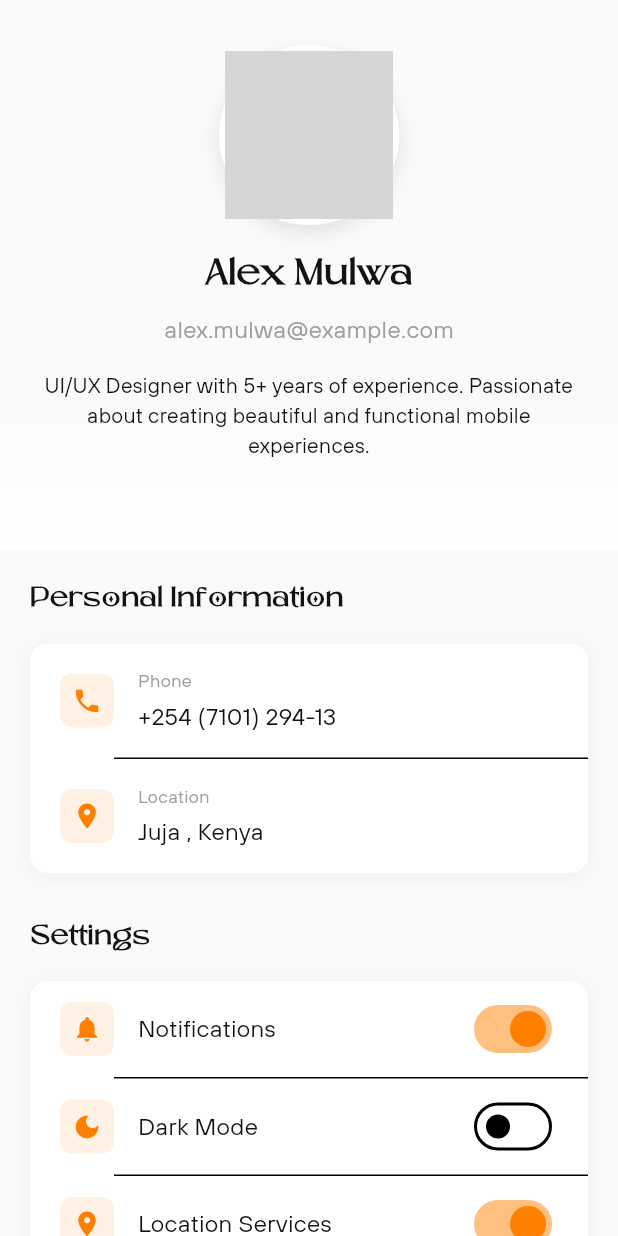
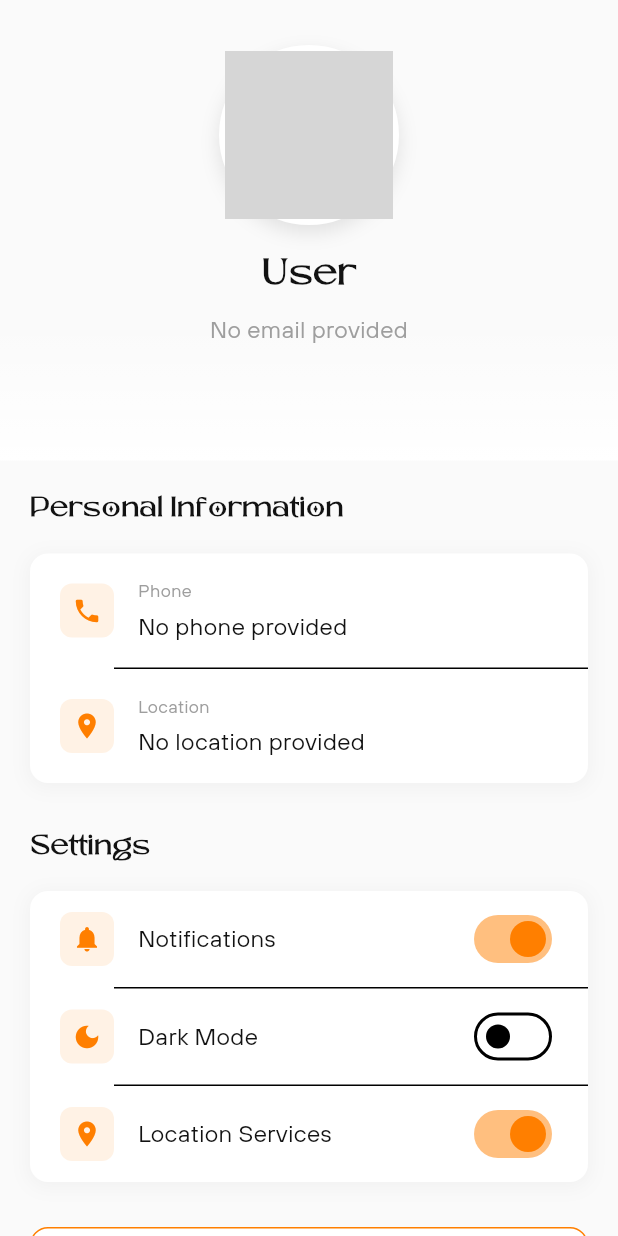
Before and after one commit to alexanselm17/visible, a Flutter app: the ProfilePage screen opened directly, on a phone screen of 412 x 824 dp. Run offline on Flutter 3.47's test engine with Material 3 defaults, Android fonts, the phone set to English and light mode, and no system bars; drawn by our look-alikes of flutter_animate; our stand-ins replace dio, firebase_core, firebase_messaging, fl_chart, flutter_local_notifications, gallery_saver and 9 more; accounts and stored records are empty; network calls fail; grey boxes are pictures that could not be loaded.

Commit message:
user session storage

```diff
--- a/lib/controller/authentication_controller.dart
+++ b/lib/controller/authentication_controller.dart
@@ -31,6 +31,8 @@ class AuthenticationController extends GetxController {
   final usernameController = TextEditingController();
   final loginPasswordController = TextEditingController();
 
+  Rx<Data> currentUser = Data().obs;
+
   final isLoading = false.obs;
 
   final isLoggingIn = false.obs;
@@ -38,8 +40,23 @@ class AuthenticationController extends GetxController {
 
   @override
   void onInit() {
-    // getUserDetails();
     super.onInit();
+    loadUserData();
+  }
+
+  Future<void> loadUserData() async {
+    try {
+      final signInModel = await UserPreferences().getSignInModel();
+      if (signInModel != null && signInModel.data != null) {
+        currentUser.value = signInModel.data!;
+        currentUser.refresh();
+        Logger().i("User data loaded from preferences");
+      } else {
+        Logger().w("No stored user data found");
+      }
+    } catch (e) {
+      Logger().e("Error loading user data: $e");
+    }
   }
 
   Future<void> handleSignUp({
@@ -95,6 +112,7 @@ class AuthenticationController extends GetxController {
   }) async {
     try {
       isLoggingIn.value = true;
+      isLoading.refresh();
 
       final userSignInResponse = await authRepository.userSign(
         username: userName,
@@ -102,10 +120,13 @@ class AuthenticationController extends GetxController {
       );
 
       isLoggingIn.value = false;
+      isLoading.refresh();
+
       Logger().i(userSignInResponse!.data);
 
       if (userSignInResponse.statusCode == 200) {
         final data = SignInModel.fromJson(userSignInResponse.data);
+        await UserPreferences().storeSignInModel(data);
         await UserPreferences().storeToken(data.token!);
         await UserPreferences().storeUserId(data.data!.id!);
         await UserPreferences().storeRoleId(data.data!.role!.id!);
--- a/lib/model/auth/sign_in_model.dart
+++ b/lib/model/auth/sign_in_model.dart
@@ -52,6 +52,20 @@ class Data {
   String? fullname;
   String? username;
   String? phone;
+  String? email;
+  int? isActive;
+  String? roleId;
+  dynamic isVerified;
+  int? nationalId;
+  int? isLoggedIn;
+  dynamic cardNumber;
+  String? occupation;
+  String? location;
+  String? gender;
+  dynamic emailVerifiedAt;
+  DateTime? createdAt;
+  DateTime? updatedAt;
+  dynamic deletedAt;
   Role? role;
 
   Data({
@@ -59,6 +73,20 @@ class Data {
     this.fullname,
     this.username,
     this.phone,
+    this.email,
+    this.isActive,
+    this.roleId,
+    this.isVerified,
+    this.nationalId,
+    this.isLoggedIn,
+    this.cardNumber,
+    this.occupation,
+    this.location,
+    this.gender,
+    this.emailVerifiedAt,
+    this.createdAt,
+    this.updatedAt,
+    this.deletedAt,
     this.role,
   });
 
@@ -67,6 +95,24 @@ class Data {
         fullname: json["fullname"],
         username: json["username"],
         phone: json["phone"],
+        email: json["email"],
+        isActive: json["is_active"],
+        roleId: json["role_id"],
+        isVerified: json["is_verified"],
+        nationalId: json["national_id"],
+        isLoggedIn: json["is_logged_in"],
+        cardNumber: json["card_number"],
+        occupation: json["occupation"],
+        location: json["location"],
+        gender: json["gender"],
+        emailVerifiedAt: json["email_verified_at"],
+        createdAt: json["created_at"] == null
+            ? null
+            : DateTime.parse(json["created_at"]),
+        updatedAt: json["updated_at"] == null
+            ? null
+            : DateTime.parse(json["updated_at"]),
+        deletedAt: json["deleted_at"],
         role: json["role"] == null ? null : Role.fromJson(json["role"]),
       );
 
@@ -75,6 +121,20 @@ class Data {
         "fullname": fullname,
         "username": username,
         "phone": phone,
+        "email": email,
+        "is_active": isActive,
+        "role_id": roleId,
+        "is_verified": isVerified,
+        "national_id": nationalId,
+        "is_logged_in": isLoggedIn,
+        "card_number": cardNumber,
+        "occupation": occupation,
+        "location": location,
+        "gender": gender,
+        "email_verified_at": emailVerifiedAt,
+        "created_at": createdAt?.toIso8601String(),
+        "updated_at": updatedAt?.toIso8601String(),
+        "deleted_at": deletedAt,
         "role": role?.toJson(),
       };
 }
--- a/lib/screens/admin/main_screen.dart
+++ b/lib/screens/admin/main_screen.dart
@@ -2,7 +2,6 @@ import 'package:flutter/material.dart';
 import 'package:visible/screens/admin/bottom_navigation.dart';
 import 'package:visible/screens/admin/campaign/campain_page.dart';
 import 'package:visible/screens/admin/dashboard.dart';
-import 'package:visible/screens/admin/products_upload_page.dart';
 import 'package:visible/screens/profile_page.dart';
 
 class MainScreen extends StatefulWidget {
@@ -15,11 +14,9 @@ class MainScreen extends StatefulWidget {
 class _MainScreenState extends State<MainScreen> {
   int _currentIndex = 0;
 
-  // Pages to show based on selected tab
   final List<Widget> _pages = [
     const AdminDashboardPage(),
     const AdminCampaignPage(),
-    const AdminProductsPage(),
     const ProfilePage(),
   ];
 
--- a/lib/screens/auth/sign_up_page.dart
+++ b/lib/screens/auth/sign_up_page.dart
@@ -249,10 +249,10 @@ class _SignUpPageState extends State<SignUpPage> {
                     // Multi-step form
                     SizedBox(
                       height: _currentPage == 0
-                          ? MediaQuery.of(context).size.height * 0.95
+                          ? 650
                           : _currentPage == 1
-                              ? MediaQuery.of(context).size.height * 0.65
-                              : MediaQuery.of(context).size.height * 0.85,
+                              ? 450
+                              : 600,
                       child: PageView(
                         controller: _pageController,
                         physics: const NeverScrollableScrollPhysics(),
--- a/lib/screens/profile_page.dart
+++ b/lib/screens/profile_page.dart
@@ -2,6 +2,7 @@ import 'package:flutter/material.dart';
 import 'package:flutter_animate/flutter_animate.dart';
 import 'package:get/get.dart';
 import 'package:visible/constants/colors.dart';
+import 'package:visible/controller/authentication_controller.dart';
 import 'package:visible/screens/auth/login_page.dart';
 
 class ProfilePage extends StatefulWidget {
@@ -14,55 +15,34 @@ class ProfilePage extends StatefulWidget {
 }
 
 class _ProfilePageState extends State<ProfilePage> {
-  // Mock user data
-  final String _userName = "Alex Mulwa";
-  final String _userEmail = "alex.mulwa@example.com";
-  final String _userPhone = "+254 (7101) 294-13";
-  final String _userLocation = "Juja , Kenya";
-  final String _userBio =
-      "UI/UX Designer with 5+ years of experience. Passionate about creating beautiful and functional mobile experiences.";
-
-  // Settings toggles
   bool _notificationsEnabled = true;
   bool _darkModeEnabled = false;
   bool _locationEnabled = true;
+  final AuthenticationController _authenticationController =
+      Get.put(AuthenticationController());
 
   @override
   Widget build(BuildContext context) {
     return SafeArea(
       child: Scaffold(
         backgroundColor: Colors.grey[50],
-        // appBar: AppBar(
-        //   backgroundColor: Colors.transparent,
-        //   elevation: 0,
-        //   title: const Text(
-        //     'Profile',
-        //     style: TextStyle(
-        //       fontFamily: 'Leotaro',
-        //       color: AppColors.primaryBlack,
-        //       fontSize: 20,
-        //       fontWeight: FontWeight.bold,
-        //     ),
-        //   ),
-        //   centerTitle: true,
-        //   leading: null,
-        // ),
-        body: SingleChildScrollView(
+        body: Obx(
+          () {
+            final user = _authenticationController.currentUser.value;
+            final displayName = (user.fullname?.isNotEmpty == true)
+                ? user.fullname
+                : user.username ?? 'User';
+            final email = user.email ?? 'No email provided';
+            final phone = user.phone ?? 'No phone provided';
+            final location = user.location ?? 'No location provided';
+            final occupation = user.occupation ?? 'Not specified';
+            final gender = user.gender ?? 'Not specified';
+
+            return SingleChildScrollView(
               child: Column(
                 children: [
-              // Profile header with gradient background
                   SizedBox(
                     width: double.infinity,
-                // decoration: const BoxDecoration(
-                //   gradient: LinearGradient(
-                //     colors: [
-                //       AppColors.darkBlue,
-                //       AppColors.accentOrange,
-                //     ],
-                //     begin: AlignmentDirectional(-1, -1),
-                //     end: AlignmentDirectional(1, 1),
-                //   ),
-                // ),
                     child: Container(
                       decoration: const BoxDecoration(
                         gradient: LinearGradient(
@@ -76,7 +56,6 @@ class _ProfilePageState extends State<ProfilePage> {
                         padding: const EdgeInsets.fromLTRB(20, 30, 20, 60),
                         child: Column(
                           children: [
-                        // Profile image
                             Container(
                               width: 120,
                               height: 120,
@@ -118,12 +97,9 @@ class _ProfilePageState extends State<ProfilePage> {
                                     end: const Offset(1, 1),
                                     duration: 400.ms,
                                     curve: Curves.easeOut),
-
                             const SizedBox(height: 16),
-
-                        // User name
                             Text(
-                          _userName,
+                              displayName!,
                               style: const TextStyle(
                                 fontFamily: 'Leotaro',
                                 color: AppColors.primaryBlack,
@@ -131,38 +107,33 @@ class _ProfilePageState extends State<ProfilePage> {
                                 fontWeight: FontWeight.bold,
                               ),
                             ).animate().fadeIn(duration: 400.ms, delay: 300.ms),
-
                             const SizedBox(height: 8),
-
-                        // User email
                             Text(
-                          _userEmail,
+                              email,
                               style: const TextStyle(
                                 fontFamily: 'TT Hoves Pro Trial',
                                 color: Colors.grey,
                                 fontSize: 16,
                               ),
                             ).animate().fadeIn(duration: 400.ms, delay: 350.ms),
-
                             const SizedBox(height: 16),
-
-                        // User bio
+                            if (user.occupation != null)
                               Text(
-                          _userBio,
-                          textAlign: TextAlign.center,
+                                occupation,
                                 style: const TextStyle(
                                   fontFamily: 'TT Hoves Pro Trial',
-                            color: AppColors.primaryBlack,
+                                  color: Colors.grey,
                                   fontSize: 14,
                                 ),
-                        ).animate().fadeIn(duration: 400.ms, delay: 400.ms),
+                                textAlign: TextAlign.center,
+                              )
+                                  .animate()
+                                  .fadeIn(duration: 400.ms, delay: 380.ms),
                           ],
                         ),
                       ),
                     ),
                   ),
-
-              // Personal Information Section
                   Padding(
                     padding: const EdgeInsets.all(20),
                     child: Column(
@@ -177,10 +148,7 @@ class _ProfilePageState extends State<ProfilePage> {
                             fontWeight: FontWeight.bold,
                           ),
                         ).animate().fadeIn(duration: 400.ms, delay: 450.ms),
-
                         const SizedBox(height: 16),
-
-                    // Info card
                         Container(
                           decoration: BoxDecoration(
                             color: AppColors.pureWhite,
@@ -199,23 +167,41 @@ class _ProfilePageState extends State<ProfilePage> {
                               _buildInfoItem(
                                 Icons.phone,
                                 'Phone',
-                            _userPhone,
+                                phone,
                                 500.ms,
                               ),
-                          const Divider(height: 1, thickness: 1, indent: 56),
+                              const Divider(
+                                  height: 1, thickness: 1, indent: 56),
                               _buildInfoItem(
                                 Icons.location_on,
                                 'Location',
-                            _userLocation,
+                                location,
                                 550.ms,
                               ),
+                              if (user.gender != null) ...[
+                                const Divider(
+                                    height: 1, thickness: 1, indent: 56),
+                                _buildInfoItem(
+                                  Icons.person,
+                                  'Gender',
+                                  gender,
+                                  600.ms,
+                                ),
+                              ],
+                              if (user.nationalId != null) ...[
+                                const Divider(
+                                    height: 1, thickness: 1, indent: 56),
+                                _buildInfoItem(
+                                  Icons.badge,
+                                  'National ID',
+                                  user.nationalId.toString(),
+                                  650.ms,
+                                ),
+                              ],
                             ],
                           ),
                         ).animate().fadeIn(duration: 400.ms, delay: 500.ms),
-
                         const SizedBox(height: 30),
-
-                    // Settings Section
                         const Text(
                           'Settings',
                           style: TextStyle(
@@ -224,11 +210,8 @@ class _ProfilePageState extends State<ProfilePage> {
                             fontSize: 18,
                             fontWeight: FontWeight.bold,
                           ),
-                    ).animate().fadeIn(duration: 400.ms, delay: 600.ms),
-
+                        ).animate().fadeIn(duration: 400.ms, delay: 700.ms),
                         const SizedBox(height: 16),
-
-                    // Settings card
                         Container(
                           decoration: BoxDecoration(
                             color: AppColors.pureWhite,
@@ -253,9 +236,10 @@ class _ProfilePageState extends State<ProfilePage> {
                                     _notificationsEnabled = value;
                                   });
                                 },
-                            650.ms,
+                                750.ms,
                               ),
-                          const Divider(height: 1, thickness: 1, indent: 56),
+                              const Divider(
+                                  height: 1, thickness: 1, indent: 56),
                               _buildSettingItem(
                                 Icons.dark_mode,
                                 'Dark Mode',
@@ -265,9 +249,10 @@ class _ProfilePageState extends State<ProfilePage> {
                                     _darkModeEnabled = value;
                                   });
                                 },
-                            700.ms,
+                                800.ms,
                               ),
-                          const Divider(height: 1, thickness: 1, indent: 56),
+                              const Divider(
+                                  height: 1, thickness: 1, indent: 56),
                               _buildSettingItem(
                                 Icons.location_on,
                                 'Location Services',
@@ -277,21 +262,18 @@ class _ProfilePageState extends State<ProfilePage> {
                                     _locationEnabled = value;
                                   });
                                 },
-                            750.ms,
+                                850.ms,
                               ),
                             ],
                           ),
-                    ).animate().fadeIn(duration: 400.ms, delay: 600.ms),
-
+                        ).animate().fadeIn(duration: 400.ms, delay: 750.ms),
                         const SizedBox(height: 30),
-
-                    // Logout Button
                         SizedBox(
                           width: double.infinity,
                           height: 50,
                           child: ElevatedButton(
-                        onPressed: () {
-                          Get.offAll(const LoginPage());
+                            onPressed: () async {
+                              await _authenticationController.logOut();
                             },
                             style: ElevatedButton.styleFrom(
                               backgroundColor: AppColors.pureWhite,
@@ -313,7 +295,7 @@ class _ProfilePageState extends State<ProfilePage> {
                               ),
                             ),
                           ),
-                    ).animate(delay: 800.ms).fadeIn(duration: 400.ms).scale(
+                        ).animate(delay: 900.ms).fadeIn(duration: 400.ms).scale(
                             begin: const Offset(0.95, 0.95),
                             end: const Offset(1, 1),
                             duration: 400.ms,
@@ -323,6 +305,8 @@ class _ProfilePageState extends State<ProfilePage> {
                   ),
                 ],
               ),
+            );
+          },
         ),
       ),
     );
@@ -348,7 +332,8 @@ class _ProfilePageState extends State<ProfilePage> {
             ),
           ),
           const SizedBox(width: 16),
-          Column(
+          Expanded(
+            child: Column(
               crossAxisAlignment: CrossAxisAlignment.start,
               children: [
                 Text(
@@ -367,8 +352,10 @@ class _ProfilePageState extends State<ProfilePage> {
                     color: AppColors.primaryBlack,
                     fontSize: 16,
                   ),
+                  overflow: TextOverflow.ellipsis,
                 ),
               ],
+            ),
           ),
         ],
       ),
```
Also changed, not shown: lib/screens/admin/bottom_navigation.dart (+0 -7 lines), lib/screens/auth/login_page.dart (+28 -11 lines), lib/screens/user/products/products_page.dart (+12 -10 lines), lib/shared_preferences/user_pref.dart (+29 -0 lines). Lines whose indentation alone changed are shown as unchanged.
